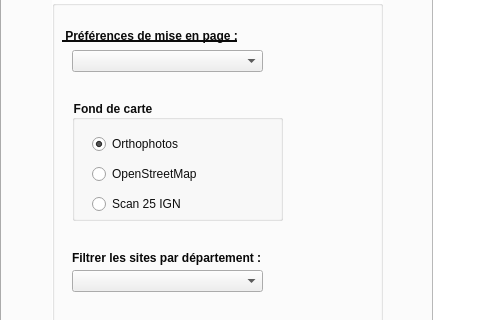
Above: map_cen_dialog_base.ui from CEN-Nouvelle-Aquitaine/map_cen before the change; both pictures show x 0 to 480 and y 96 to 416 of the 1150 by 778 pixel window. Below: the same form after it.
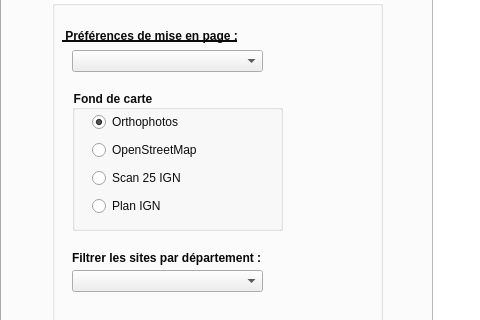
That is the form after the change. Icons and pictures are not drawn. Custom widgets are drawn as their Qt base class.

Patch:
```diff
--- a/map_cen_dialog_base.ui
+++ b/map_cen_dialog_base.ui
@@ -80,9 +80,9 @@
       <property name="geometry">
        <rect>
         <x>20</x>
-        <y>100</y>
+        <y>90</y>
         <width>211</width>
-        <height>121</height>
+        <height>141</height>
        </rect>
       </property>
       <property name="font">
@@ -101,9 +101,9 @@
        <property name="geometry">
         <rect>
          <x>20</x>
-         <y>30</y>
+         <y>20</y>
          <width>171</width>
-         <height>91</height>
+         <height>111</height>
         </rect>
        </property>
        <layout class="QVBoxLayout" name="verticalLayout">
@@ -140,6 +140,19 @@
           </property>
          </widget>
         </item>
+        <item>
+         <widget class="QRadioButton" name="radioButton_4">
+          <property name="enabled">
+           <bool>true</bool>
+          </property>
+          <property name="text">
+           <string>Plan IGN</string>
+          </property>
+          <property name="checked">
+           <bool>false</bool>
+          </property>
+         </widget>
+        </item>
        </layout>
       </widget>
      </widget>
```
